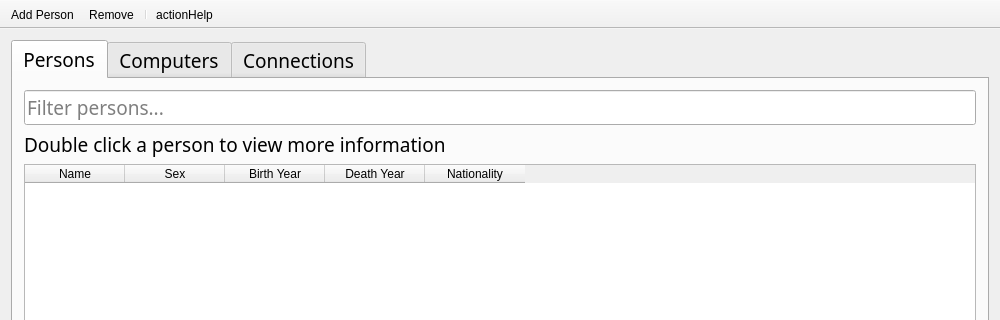
Fanarito/VLN1, file mainwindow.ui: the form before one commit; both pictures show x 0 to 1000 and y 0 to 320 of the 1000 by 855 pixel window.
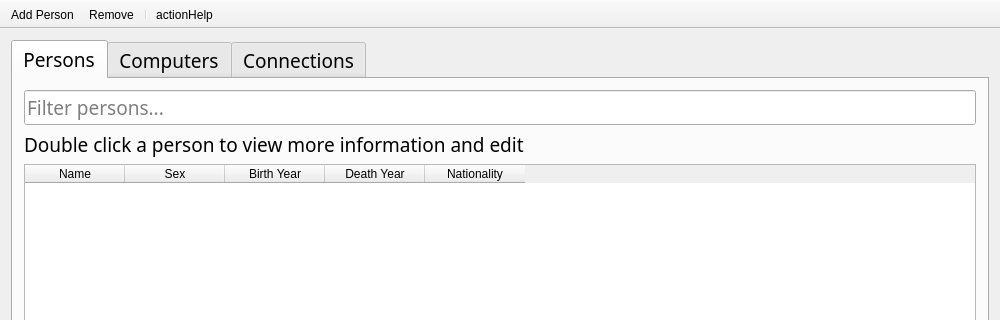
The form after the commit. Icons and pictures are not drawn.

The edit to the form file:
```diff
--- a/mainwindow.ui
+++ b/mainwindow.ui
@@ -64,7 +64,7 @@
         <item>
          <widget class="QLabel" name="label">
           <property name="text">
-           <string>Double click a person to view more information</string>
+           <string>Double click a person to view more information and edit</string>
           </property>
          </widget>
         </item>
```
Left out of the diff: 2 changed lines with no effect on the pictures.
